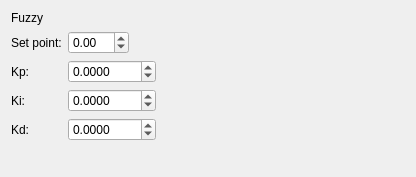
Above: balancer-rqt/resource/FuzzyWidget.ui from anetczuk/ros-self-balancer-playground before the change. Below: the same form after it.
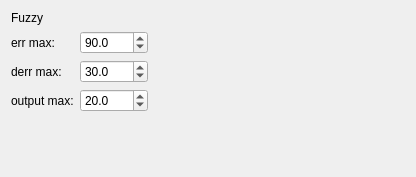
That is the form after the change.

Commit message: Implement double fuzzy controller

```diff
--- a/balancer-rqt/resource/FuzzyWidget.ui
+++ b/balancer-rqt/resource/FuzzyWidget.ui
@@ -14,26 +14,39 @@
    <string>Fuzzy Controller</string>
   </property>
   <layout class="QFormLayout" name="formLayout">
+   <item row="0" column="0">
+    <widget class="QLabel" name="widgetName">
+     <property name="text">
+      <string>Fuzzy</string>
+     </property>
+    </widget>
+   </item>
    <item row="1" column="0">
     <widget class="QLabel" name="angleText">
      <property name="text">
-      <string>Set point:</string>
+      <string>err max:</string>
      </property>
     </widget>
    </item>
    <item row="1" column="1">
     <layout class="QHBoxLayout" name="horizontalLayout_4">
      <item>
-      <widget class="QDoubleSpinBox" name="setpointSB">
+      <widget class="QDoubleSpinBox" name="errSB">
+       <property name="decimals">
+        <number>1</number>
+       </property>
        <property name="minimum">
-        <double>-90.000000000000000</double>
+        <double>-1000.000000000000000</double>
        </property>
        <property name="maximum">
+        <double>1000.000000000000000</double>
+       </property>
+       <property name="singleStep">
+        <double>1.000000000000000</double>
+       </property>
+       <property name="value">
         <double>90.000000000000000</double>
        </property>
-       <property name="singleStep">
-        <double>0.100000000000000</double>
-       </property>
       </widget>
      </item>
      <item>
@@ -54,25 +67,28 @@
    <item row="2" column="0">
     <widget class="QLabel" name="kpText">
      <property name="text">
-      <string>Kp:</string>
+      <string>derr max:</string>
      </property>
     </widget>
    </item>
    <item row="2" column="1">
     <layout class="QHBoxLayout" name="horizontalLayout">
      <item>
-      <widget class="QDoubleSpinBox" name="kpSB">
+      <widget class="QDoubleSpinBox" name="derrSB">
        <property name="decimals">
-        <number>4</number>
+        <number>1</number>
        </property>
        <property name="minimum">
-        <double>-9999.000000000000000</double>
+        <double>-1000.000000000000000</double>
        </property>
        <property name="maximum">
-        <double>9999.989999999999782</double>
+        <double>1000.000000000000000</double>
        </property>
        <property name="singleStep">
-        <double>0.020000000000000</double>
+        <double>1.000000000000000</double>
+       </property>
+       <property name="value">
+        <double>30.000000000000000</double>
        </property>
       </widget>
      </item>
@@ -91,75 +107,31 @@
      </item>
     </layout>
    </item>
-   <item row="4" column="0">
-    <widget class="QLabel" name="kdText">
-     <property name="text">
-      <string>Kd:</string>
-     </property>
-    </widget>
-   </item>
-   <item row="4" column="1">
-    <layout class="QHBoxLayout" name="horizontalLayout_3">
-     <item>
-      <widget class="QDoubleSpinBox" name="kdSB">
-       <property name="decimals">
-        <number>4</number>
-       </property>
-       <property name="minimum">
-        <double>-9999.000000000000000</double>
-       </property>
-       <property name="maximum">
-        <double>9999.989999999999782</double>
-       </property>
-       <property name="singleStep">
-        <double>0.020000000000000</double>
-       </property>
-      </widget>
-     </item>
-     <item>
-      <spacer name="horizontalSpacer_3">
-       <property name="orientation">
-        <enum>Qt::Horizontal</enum>
-       </property>
-       <property name="sizeHint" stdset="0">
-        <size>
-         <width>40</width>
-         <height>20</height>
-        </size>
-       </property>
-      </spacer>
-     </item>
-    </layout>
-   </item>
-   <item row="0" column="0">
-    <widget class="QLabel" name="widgetName">
-     <property name="text">
-      <string>Fuzzy</string>
-     </property>
-    </widget>
-   </item>
    <item row="3" column="0">
     <widget class="QLabel" name="kiText">
      <property name="text">
-      <string>Ki:</string>
+      <string>output max:</string>
      </property>
     </widget>
    </item>
    <item row="3" column="1">
     <layout class="QHBoxLayout" name="horizontalLayout_2">
      <item>
-      <widget class="QDoubleSpinBox" name="kiSB">
+      <widget class="QDoubleSpinBox" name="outputSB">
        <property name="decimals">
-        <number>4</number>
+        <number>1</number>
        </property>
        <property name="minimum">
-        <double>-9999.000000000000000</double>
+        <double>-1000.000000000000000</double>
        </property>
        <property name="maximum">
-        <double>9999.989999999999782</double>
+        <double>1000.000000000000000</double>
        </property>
        <property name="singleStep">
-        <double>0.020000000000000</double>
+        <double>1.000000000000000</double>
+       </property>
+       <property name="value">
+        <double>20.000000000000000</double>
        </property>
       </widget>
      </item>
```
The commit also changes 14 other files.
